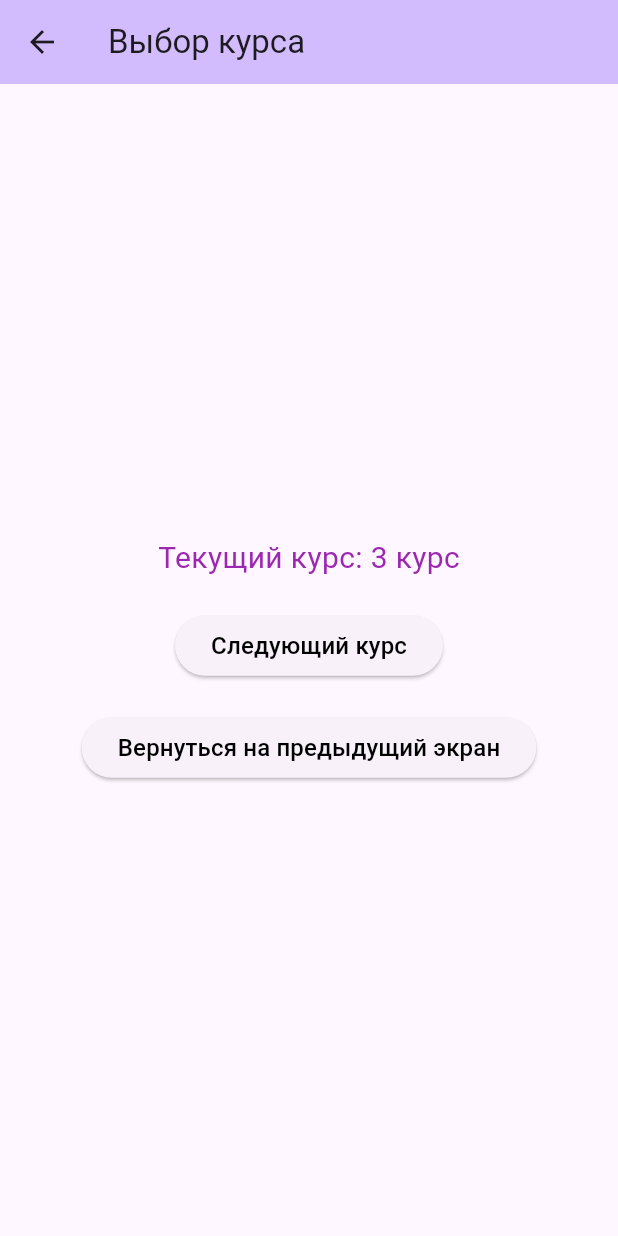
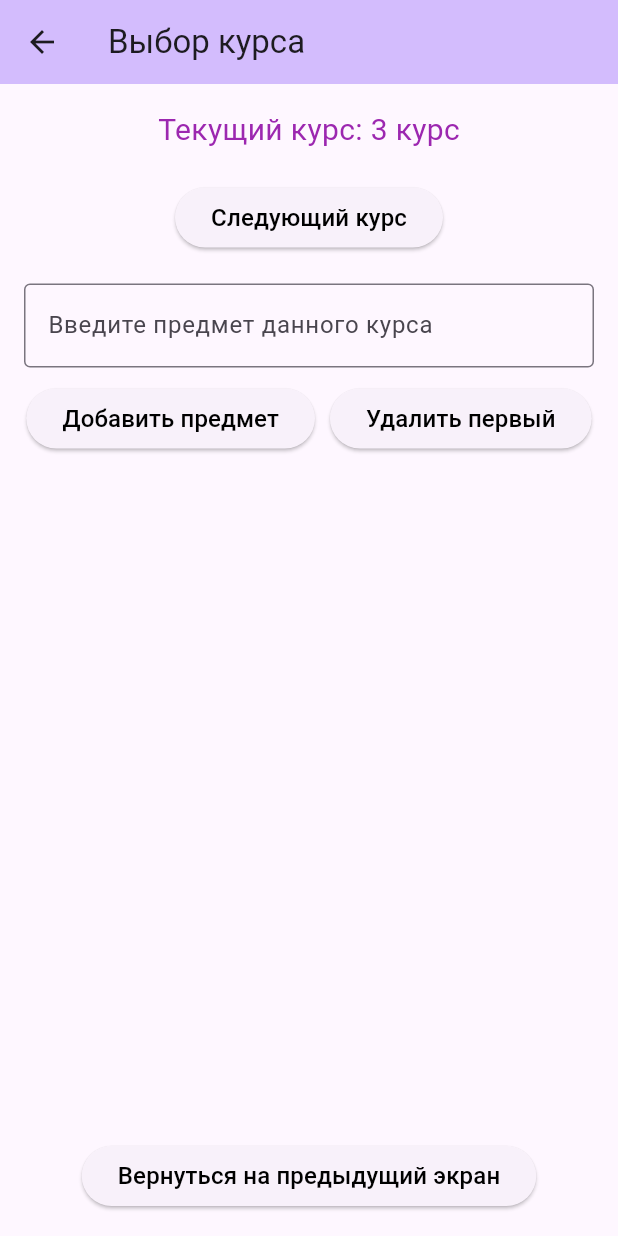
Before and after one commit to vasich122/Flutter_practice, a Flutter app: the screen it shows after launch, after a tap on "Студент активен", after a tap on "Выбрать курс", on a phone screen of 412 x 824 dp. Run offline on Flutter 3.47's test engine with Material 3 defaults, Android fonts, the phone set to English and light mode, and no system bars.

Commit message:
Реализация добавления/удаления предметов курса при помощи Widget-а ListView.Builder

```diff
--- a/lib/course_screen.dart
+++ b/lib/course_screen.dart
@@ -1,4 +1,3 @@
-// course_screen.dart
 import 'package:flutter/material.dart';
 
 class CourseScreen extends StatefulWidget {
@@ -20,12 +19,14 @@ class _CourseScreenState extends State<CourseScreen> {
   ];
 
   late int _courseIndex;
+  final List<String> _attendanceSubjects = [];
+  final TextEditingController _subjectController = TextEditingController();
 
   @override
   void initState() {
     super.initState();
     _courseIndex = _courses.indexOf(widget.currentCourse);
-    if (_courseIndex == -1) _courseIndex = 2; // дефолт 3 курс
+    if (_courseIndex == -1) _courseIndex = 2;
   }
 
   void _nextCourse() {
@@ -34,8 +35,25 @@ class _CourseScreenState extends State<CourseScreen> {
     });
   }
 
+  void _addSubject() {
+    if (_subjectController.text.isNotEmpty) {
+      setState(() {
+        _attendanceSubjects.add(_subjectController.text.trim());
+        _subjectController.clear();
+      });
+    }
+  }
+
+  void _removeFirstSubject() {
+    if (_attendanceSubjects.isNotEmpty) {
+      setState(() {
+        _attendanceSubjects.removeAt(0);
+      });
+    }
+  }
+
   void _goBack() {
-    Navigator.pop(context, _courses[_courseIndex]); // возвращаем выбранный курс
+    Navigator.pop(context, _courses[_courseIndex]);
   }
 
   @override
@@ -45,9 +63,10 @@ class _CourseScreenState extends State<CourseScreen> {
         title: const Text('Выбор курса'),
         backgroundColor: Theme.of(context).colorScheme.inversePrimary,
       ),
-      body: Center(
+      body: Padding(
+        padding: const EdgeInsets.all(16.0),
         child: Column(
-          mainAxisAlignment: MainAxisAlignment.center,
+          mainAxisAlignment: MainAxisAlignment.start,
           children: [
             Text(
               'Текущий курс: ${_courses[_courseIndex]}',
@@ -62,6 +81,59 @@ class _CourseScreenState extends State<CourseScreen> {
               ),
             ),
             const SizedBox(height: 20),
+
+            TextField(
+              controller: _subjectController,
+              decoration: const InputDecoration(
+                border: OutlineInputBorder(),
+                labelText: 'Введите предмет данного курса',
+              ),
+            ),
+            const SizedBox(height: 10),
+
+            Row(
+              mainAxisAlignment: MainAxisAlignment.center,
+              children: [
+                ElevatedButton(
+                  onPressed: _addSubject,
+                  child: const Text(
+                    'Добавить предмет',
+                    style: TextStyle(fontSize: 16, color: Colors.black),
+                  ),
+                ),
+                const SizedBox(width: 10),
+                ElevatedButton(
+                  onPressed: _removeFirstSubject,
+                  child: const Text(
+                    'Удалить первый',
+                    style: TextStyle(fontSize: 16, color: Colors.black),
+                  ),
+                ),
+              ],
+            ),
+            const SizedBox(height: 20),
+
+            Expanded(
+              child: ListView.builder(
+                itemCount: _attendanceSubjects.length,
+                itemBuilder: (context, index) {
+                  return Column(
+                    children: [
+                      ListTile(
+                        leading: const Icon(Icons.book, color: Colors.blue),
+                        title: Text(
+                          _attendanceSubjects[index],
+                          style: const TextStyle(fontSize: 18),
+                        ),
+                      ),
+                      const Divider(color: Colors.grey, height: 1),
+                    ],
+                  );
+                },
+              ),
+            ),
+
+            const SizedBox(height: 10),
             ElevatedButton(
               onPressed: _goBack,
               child: const Text(
```
Also changed, not shown: 3 other files.
